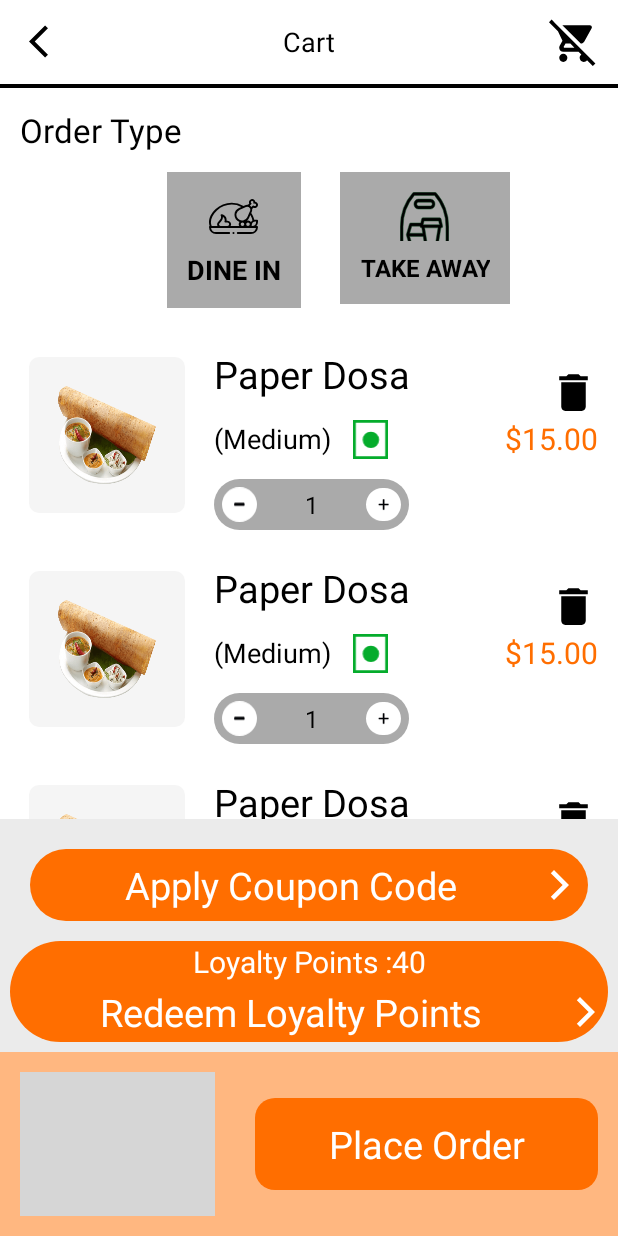
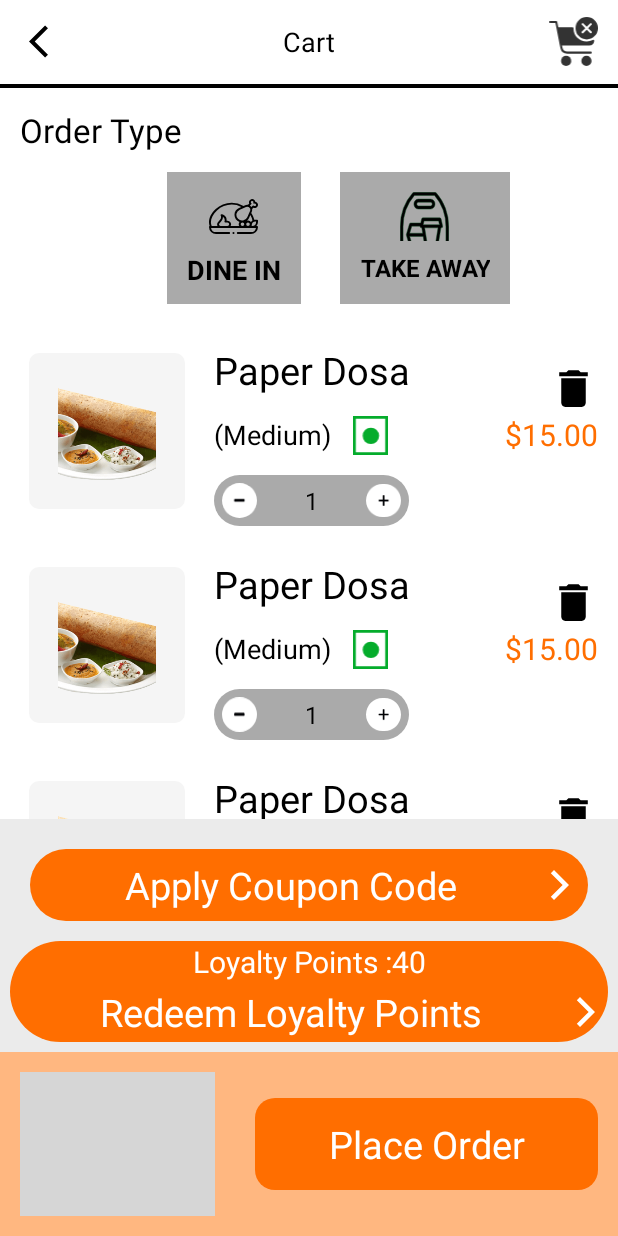
Before and after one commit to phpexpert12345/KioskApp, an Android app: the layout layout_cancel_order.xml on its own in the app's theme, with its tools: preview values and no code run, on a phone screen of 412 x 824 dp. Run offline under Robolectric (Android 15) with nearby library versions, the phone set to English and light mode, and no system bars; network calls fail; grey boxes are pictures that could not be loaded.

Commit message:
Fixed issues reported over Whatsapp pdf

```diff
--- a/app/src/main/java/com/phpexperts/kioskapp/Adapters/CancelOrderAdapter.kt
+++ b/app/src/main/java/com/phpexperts/kioskapp/Adapters/CancelOrderAdapter.kt
@@ -40,7 +40,7 @@ fun bind(extraItem: OrderCartItem, context: Context){
         itemView.order_dish_amount.text= context.getString(R.string.pound_symbol)+decimalFormat.format(extraItem.item_price!!.toDouble()*extraItem.quantity)
     }
 
-    Glide.with(context).load(extraItem.item_image).into(itemView.img_order_dish)
+    Glide.with(context).load(extraItem.item_image).placeholder(R.drawable.ic_palceholder).into(itemView.img_order_dish)
     itemView.img_less.setOnClickListener{
         var count=itemView.txt_count.text.toString().toInt()
         if(count==1){
--- a/app/src/main/java/com/phpexperts/kioskapp/Adapters/DifferentSizeAdapter.kt
+++ b/app/src/main/java/com/phpexperts/kioskapp/Adapters/DifferentSizeAdapter.kt
@@ -21,7 +21,7 @@ class DifferentSizeAdapter(sizeitems:ArrayList<RestaurantMenItemsSize>, sizeClic
     inner class DifferentSizeViewHolder(itemView: View) : RecyclerView.ViewHolder(itemView){
 fun bind(restaurantMenItemsSize: RestaurantMenItemsSize){
     if(restaurantMenItemsSize.RestaurantPizzaItemName!=null) {
-        val name = restaurantMenItemsSize.RestaurantPizzaItemName!!.substring(0, restaurantMenItemsSize.RestaurantPizzaItemName!!.indexOf("|"))
+        val name = restaurantMenItemsSize.RestaurantPizzaItemName
         itemView.txt_sizes.text = name
     }
 
--- a/app/src/main/java/com/phpexperts/kioskapp/Adapters/MenuAdapter.kt
+++ b/app/src/main/java/com/phpexperts/kioskapp/Adapters/MenuAdapter.kt
@@ -26,7 +26,7 @@ fun bind(menuItem: SubItemRecords,context: Context,addClciked: AddClciked){
     itemView.txt_menu_price.text=context.getString(R.string.pound_symbol)+menuItem.RestaurantPizzaItemPrice
     itemView.txt_discounted_price.text=context.getString(R.string.pound_symbol)+menuItem.RestaurantPizzaItemOldPrice
     itemView.txt_discounted_price.setPaintFlags(itemView.txt_discounted_price.getPaintFlags() or Paint.STRIKE_THRU_TEXT_FLAG)
-    Glide.with(context).load(menuItem.food_Icon).into(itemView.img_menu_item)
+    Glide.with(context).load(menuItem.food_Icon).placeholder(R.drawable.ic_palceholder).into(itemView.img_menu_item)
     itemView.txt_add.setTag(adapterPosition)
     itemView.txt_add.setOnClickListener{
         val pos=it.tag
--- a/app/src/main/java/com/phpexperts/kioskapp/Adapters/SideMenuAdapter.kt
+++ b/app/src/main/java/com/phpexperts/kioskapp/Adapters/SideMenuAdapter.kt
@@ -27,7 +27,7 @@ class SideMenuAdapter(sidemenuItems : ArrayList<MenuCat>, menuClicked: MenuClick
     class SideMenuViewHolder(itemView: View) : RecyclerView.ViewHolder(itemView){
 fun bind(sideMenuItem: MenuCat, context: Context){
     itemView.txt_side_menu_title.text=sideMenuItem.category_name
-    Glide.with(context).load(sideMenuItem.category_img).placeholder(R.drawable.img_dosa).into(itemView.img_side_menu )
+    Glide.with(context).load(sideMenuItem.category_img).placeholder(R.drawable.ic_palceholder).into(itemView.img_side_menu )
     itemView.linear_side_menu.tag=adapterPosition
 
 }
--- a/app/src/main/java/com/phpexperts/kioskapp/Utils/KioskApplication.kt
+++ b/app/src/main/java/com/phpexperts/kioskapp/Utils/KioskApplication.kt
@@ -5,6 +5,9 @@ import com.stripe.stripeterminal.TerminalLifecycleObserver
 
 class KioskApplication:Application() {
     private val observer :TerminalLifecycleObserver=TerminalLifecycleObserver.getInstance()
+    companion object{
+        var finish_activity:Boolean=false
+    }
     override fun onCreate() {
         super.onCreate()
         registerActivityLifecycleCallbacks(observer)
--- a/app/src/main/res/drawable/ic_empty_cart.xml
+++ b/app/src/main/res/drawable/ic_empty_cart.xml
@@ -1,4 +1,9 @@
-<vector android:autoMirrored="true" android:height="24dp" android:viewportHeight="24"
-    android:viewportWidth="24" android:width="24dp" xmlns:android="http://schemas.android.com/apk/res/android">
-    <path android:fillColor="@android:color/black" android:pathData="M22.73,22.73L2.77,2.77 2,2l-0.73,-0.73L0,2.54l4.39,4.39 2.21,4.66 -1.35,2.45c-0.16,0.28 -0.25,0.61 -0.25,0.96 0,1.1 0.9,2 2,2h7.46l1.38,1.38c-0.5,0.36 -0.83,0.95 -0.83,1.62 0,1.1 0.89,2 1.99,2 0.67,0 1.26,-0.33 1.62,-0.84L21.46,24l1.27,-1.27zM7.42,15c-0.14,0 -0.25,-0.11 -0.25,-0.25l0.03,-0.12 0.9,-1.63h2.36l2,2L7.42,15zM15.55,13c0.75,0 1.41,-0.41 1.75,-1.03l3.58,-6.49c0.08,-0.14 0.12,-0.31 0.12,-0.48 0,-0.55 -0.45,-1 -1,-1L6.54,4l9.01,9zM7,18c-1.1,0 -1.99,0.9 -1.99,2S5.9,22 7,22s2,-0.9 2,-2 -0.9,-2 -2,-2z"/>
+<vector android:autoMirrored="true" android:height="105.681dp"
+    android:viewportHeight="105.681" android:viewportWidth="105.422"
+    android:width="105.422dp" xmlns:android="http://schemas.android.com/apk/res/android">
+    <path android:fillColor="#333" android:pathData="M80.712,94.68m-11,0a11,11 0,1 1,22 0a11,11 0,1 1,-22 0"/>
+    <path android:fillColor="#333" android:pathData="M36.712,94.68m-11,0a11,11 0,1 1,22 0a11,11 0,1 1,-22 0"/>
+    <path android:fillColor="#333" android:pathData="M90.048,79.066L39.353,79.066A15.413,15.413 0,0 1,24.278 66.71L13.573,13.178L2.2,13.178A2.2,2.2 0,0 1,2.2 8.785L15.374,8.785a2.2,2.2 0,0 1,2.152 1.766L28.587,65.845a11.007,11.007 0,0 0,10.766 8.829L90.048,74.674a2.2,2.2 0,0 1,0 4.393Z"/>
+    <path android:fillColor="#333" android:pathData="M96.514,49.543a2.178,2.178 0,0 0,-2.13 -0.057,28.136 28.136,0 0,1 -13.121,3.224c-15.743,0 -28.6,-11.9 -28.578,-28.007 0,-0.031 0.022,-0.452 0.026,-0.479A2.2,2.2 0,0 0,52.07 22.608,2.23 2.23,0 0,0 50.449,21.962L19.7,21.962A2.2,2.2 0,0 0,17.61 24.562l6.589,35.141a2.19,2.19 0,0 0,2.157 1.792L86.683,61.495a10.991,10.991 0,0 0,10.894 -9.62c0.013,-0.11 0.013,-0.387 0.013,-0.5A2.2,2.2 0,0 0,96.514 49.543Z"/>
+    <path android:fillColor="#333" android:pathData="M81.263,0A24.159,24.159 0,1 0,105.422 24.159,24.185 24.185,0 0,0 81.263,0ZM91.604,31.389a2.2,2.2 0,0 1,-3.11 3.11l-7.23,-7.235 -7.23,7.23a2.2,2.2 0,1 1,-3.11 -3.1l7.235,-7.235 -7.23,-7.23a2.2,2.2 0,0 1,3.106 -3.106l7.23,7.23 7.23,-7.23a2.2,2.2 0,0 1,3.106 3.106l-7.23,7.23Z"/>
 </vector>
--- a/app/src/main/res/layout-sw600dp/layout_cancel_order.xml
+++ b/app/src/main/res/layout-sw600dp/layout_cancel_order.xml
@@ -86,8 +86,8 @@
 
                 <ImageView
                     android:id="@+id/img_dine"
-                    android:layout_width="@dimen/_50sdp"
-                    android:layout_height="@dimen/_50sdp"
+                    android:layout_width="@dimen/_25sdp"
+                    android:layout_height="@dimen/_25sdp"
                     android:layout_gravity="center"
                     android:scaleType="centerInside"
                     android:src="@drawable/ic_chicken_black" />
@@ -117,9 +117,9 @@
                 android:orientation="vertical">
 
                 <ImageView
-                    android:layout_width="@dimen/_50sdp"
+                    android:layout_width="@dimen/_25sdp"
                     android:layout_gravity="center"
-                    android:layout_height="@dimen/_50sdp"
+                    android:layout_height="@dimen/_25sdp"
 
                     android:scaleType="centerInside"
                     android:id="@+id/img_takeaway"
@@ -189,6 +189,7 @@
             android:layout_width="match_parent"
             android:layout_height="wrap_content"
             android:orientation="vertical"
+            android:id="@+id/linear_royalty_points"
             android:layout_below="@+id/txt_apply_coupon"
             android:background="@drawable/circle_background_green">
         <TextView
--- a/app/src/main/res/layout-sw720dp/layout_cancel_order.xml
+++ b/app/src/main/res/layout-sw720dp/layout_cancel_order.xml
@@ -82,13 +82,14 @@
 
                 android:background="@drawable/background_order_type"
                 android:orientation="vertical">
+
                 <ImageView
-                    android:layout_width="@dimen/_50sdp"
+                    android:id="@+id/img_dine"
+                    android:layout_width="@dimen/_25sdp"
+                    android:layout_height="@dimen/_25sdp"
                     android:layout_gravity="center"
-                    android:layout_height="@dimen/_50sdp"
-                    android:id="@+id/img_dine"
                     android:scaleType="centerInside"
-                    android:src="@drawable/ic_chicken_black"/>
+                    android:src="@drawable/ic_chicken_black" />
                 <TextView
                     android:layout_width="wrap_content"
                     android:layout_height="wrap_content"
@@ -115,9 +116,9 @@
                 android:orientation="vertical">
 
                 <ImageView
-                    android:layout_width="@dimen/_50sdp"
+                    android:layout_width="@dimen/_25sdp"
                     android:layout_gravity="center"
-                    android:layout_height="@dimen/_50sdp"
+                    android:layout_height="@dimen/_25sdp"
                     android:scaleType="centerInside"
                     android:id="@+id/img_takeaway"
 
@@ -186,6 +187,7 @@
             android:layout_width="match_parent"
             android:layout_height="wrap_content"
             android:orientation="vertical"
+            android:id="@+id/linear_royalty_points"
             android:layout_below="@+id/txt_apply_coupon"
             android:background="@drawable/circle_background_green">
             <TextView
--- a/app/src/main/res/layout/differentsize_item.xml
+++ b/app/src/main/res/layout/differentsize_item.xml
@@ -3,7 +3,7 @@
     android:layout_width="wrap_content" android:layout_height="wrap_content">
     <TextView
         android:id="@+id/txt_sizes"
-        android:layout_width="@dimen/_50sdp"
+        android:layout_width="@dimen/_70sdp"
         android:layout_height="wrap_content"
         android:layout_margin="@dimen/_5sdp"
         android:background="@drawable/background_grey_stroke"
--- a/app/src/main/res/layout/layout_cancel_order.xml
+++ b/app/src/main/res/layout/layout_cancel_order.xml
@@ -75,35 +75,38 @@
             android:layout_gravity="center"
             android:layout_marginTop="@dimen/_10sdp"
             android:orientation="horizontal">
+
             <LinearLayout
+                android:id="@+id/linear_dine"
                 android:layout_width="wrap_content"
-                android:layout_height="wrap_content"
-                android:gravity="center"
-                android:id="@+id/linear_dine"
-                android:padding="@dimen/_10sdp"
-
+                android:layout_height="match_parent"
                 android:layout_marginStart="@dimen/_30sdp"
                 android:background="@drawable/background_order_type"
-                android:orientation="vertical">
+
+                android:gravity="center"
+                android:orientation="vertical"
+                android:padding="@dimen/_10sdp">
+
                 <ImageView
+                    android:id="@+id/img_dine"
                     android:layout_width="@dimen/_25sdp"
+                    android:layout_height="@dimen/_25sdp"
                     android:layout_gravity="center"
-                    android:layout_height="@dimen/_25sdp"
-                    android:id="@+id/img_dine"
                     android:scaleType="centerInside"
-                    android:src="@drawable/ic_chicken_black"/>
+                    android:src="@drawable/ic_chicken_black" />
+
                 <TextView
+                    android:id="@+id/txt_dine_in"
                     android:layout_width="wrap_content"
                     android:layout_height="wrap_content"
+                    android:layout_gravity="center"
+                    android:layout_marginTop="@dimen/_5sdp"
+                    android:gravity="center"
                     android:text="@string/dine_in"
                     android:textAllCaps="true"
+                    android:textColor="@color/black"
                     android:textSize="18sp"
-                    android:id="@+id/txt_dine_in"
-                    android:layout_gravity="center"
-                    android:textStyle="bold"
-                    android:layout_marginTop="@dimen/_5sdp"
-                    android:gravity="center"
-                    android:textColor="@color/black"/>
+                    android:textStyle="bold" />
             </LinearLayout>
             <LinearLayout
                 android:layout_width="wrap_content"
@@ -189,6 +192,7 @@
             android:layout_width="match_parent"
             android:layout_height="wrap_content"
             android:orientation="vertical"
+            android:id="@+id/linear_royalty_points"
             android:layout_below="@+id/txt_apply_coupon"
             android:background="@drawable/circle_background_green">
             <TextView
--- a/app/src/main/res/layout/layout_menu_item.xml
+++ b/app/src/main/res/layout/layout_menu_item.xml
@@ -37,8 +37,8 @@
 
         <ImageView
             android:id="@+id/img_menu_item"
-            android:layout_width="@dimen/_100sdp"
-            android:layout_height="@dimen/_60sdp"
+            android:layout_width="match_parent"
+            android:layout_height="wrap_content"
             android:layout_centerHorizontal="true"
             android:layout_marginTop="@dimen/_15sdp"
             android:scaleType="fitCenter"
--- a/app/src/main/res/layout/layout_new_order_item.xml
+++ b/app/src/main/res/layout/layout_new_order_item.xml
@@ -16,7 +16,7 @@
         android:layout_width="@dimen/_50sdp"
         android:layout_height="@dimen/_50sdp"
         android:layout_centerInParent="true"
-        android:scaleType="fitXY"
+        android:scaleType="centerCrop"
         android:id="@+id/img_order_dish"
         android:src="@drawable/img_dosa"/>
 
```
Also changed, not shown: app/src/main/java/com/phpexperts/kioskapp/Activities/ActivityCart.kt (+10 -14 lines), app/src/main/java/com/phpexperts/kioskapp/Activities/CancelOrderActivity.kt (+12 -7 lines), app/src/main/res/layout-sw600dp/layout_extra_item.xml (+9 -8 lines), app/src/main/res/layout-sw720dp/layout_extra_item.xml (+10 -8 lines), app/src/main/res/layout/layout_cart.xml (+9 -9 lines), app/src/main/res/layout/layout_extra_item.xml (+12 -14 lines), app/src/main/res/drawable/ic_palceholder.png (added).
